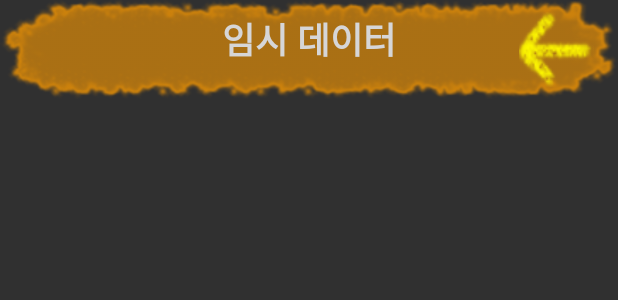
After one commit to skypotato/LoveorNot_2.0, an Android app: the layout listview_item.xml on its own in the app's theme, with its tools: preview values and no code run, on a phone screen of 412 x 824 dp. The commit adds this screen. Shown: the top 300 px of the screen. Run offline under Robolectric (Android 15) with nearby library versions, the phone set to English and light mode, and no system bars; Roboto replaces fonts that are not available here.

Commit message:
선택목록 UI 작성

```diff
--- a/app/src/main/res/layout/activity_select_list.xml
+++ b/app/src/main/res/layout/activity_select_list.xml
@@ -57,9 +57,7 @@
                 android:textStyle="bold" />
             <ListView
                 android:layout_width="match_parent"
-                android:layout_height="wrap_content">
-            </ListView>
-
+                android:layout_height="wrap_content"/>
         </LinearLayout>
         <Button
             android:id="@+id/btOK"
--- /dev/null
+++ b/app/src/main/res/layout/listview_item.xml
@@ -0,0 +1,30 @@
+<?xml version="1.0" encoding="utf-8"?>
+<android.support.constraint.ConstraintLayout xmlns:android="http://schemas.android.com/apk/res/android"
+    xmlns:tools="http://schemas.android.com/tools"
+    android:layout_width="match_parent"
+    android:layout_height="wrap_content"
+    xmlns:app="http://schemas.android.com/apk/res-auto"
+    android:background="@drawable/background_text_brown"
+    android:padding="8sp">
+
+    <TextView
+        android:id="@+id/itemText"
+        android:layout_width="match_parent"
+        android:layout_height="match_parent"
+        android:text="임시 데이터"
+        android:gravity="center"
+        android:textAlignment="center"
+        android:textAllCaps="false"
+        android:textColor="@color/colorBlack"
+        android:textSize="24sp"
+        android:textStyle="bold" />
+
+    <Button
+        android:id="@+id/btDelte"
+        android:layout_width="50sp"
+        android:layout_height="50sp"
+        android:layout_margin="8sp"
+        app:layout_constraintRight_toRightOf="parent"
+        android:background="@drawable/button_back" />
+
+</android.support.constraint.ConstraintLayout>
```
